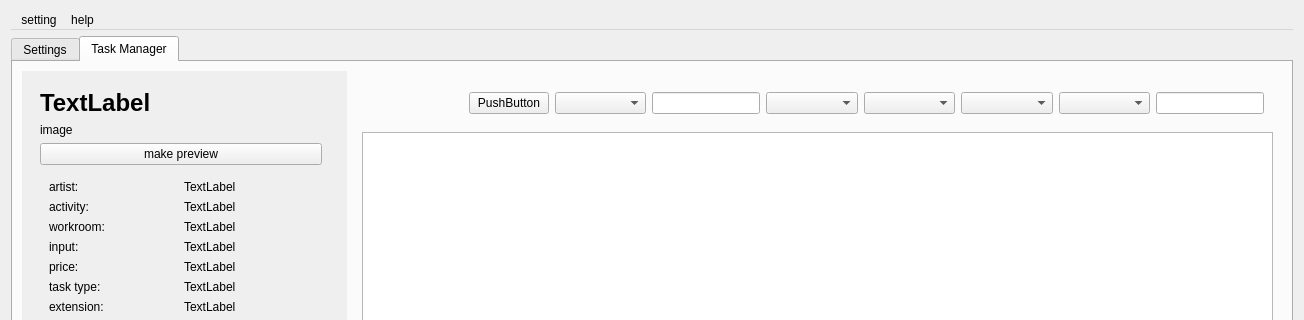
First picture: the form in ui/lineyka_manager.ui, repository volodya-renderberg/lineyka, before the edit; both pictures show x 0 to 1304 and y 0 to 320 of the 1304 by 832 pixel window.
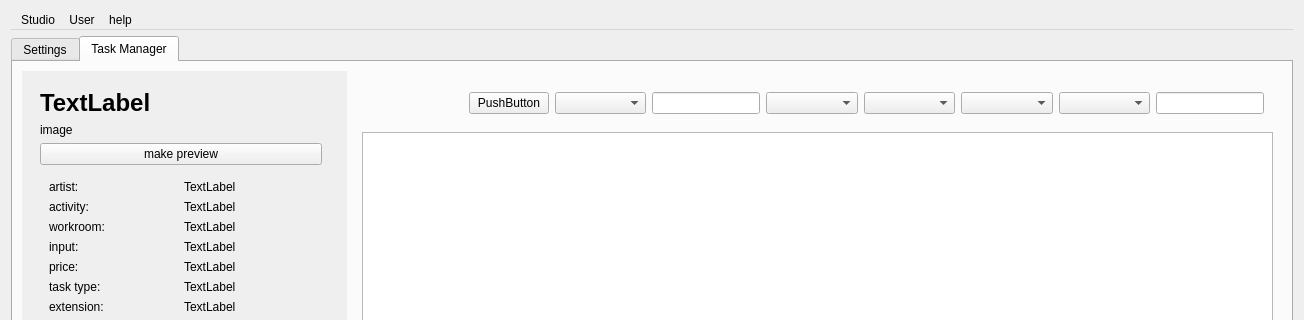
Second picture: the form after the edit.

Commit message: studio_icon в меню Studio

```diff
--- a/ui/lineyka_manager.ui
+++ b/ui/lineyka_manager.ui
@@ -18,7 +18,7 @@
     <widget class="QMenuBar" name="menubar">
      <widget class="QMenu" name="menuSetting">
       <property name="title">
-       <string>setting</string>
+       <string>User</string>
       </property>
       <addaction name="separator"/>
       <addaction name="actionSet_studio"/>
@@ -32,6 +32,14 @@
       </property>
       <addaction name="actionUser_manual"/>
      </widget>
+     <widget class="QMenu" name="menu_set_studio">
+      <property name="title">
+       <string>Studio</string>
+      </property>
+      <addaction name="action_set_studio"/>
+      <addaction name="action_go_to_web_page"/>
+     </widget>
+     <addaction name="menu_set_studio"/>
      <addaction name="menuSetting"/>
      <addaction name="menuHelp"/>
     </widget>
```
Left out of the diff: 19 changed lines with no effect on the pictures. The commit also changes 1 other file.
